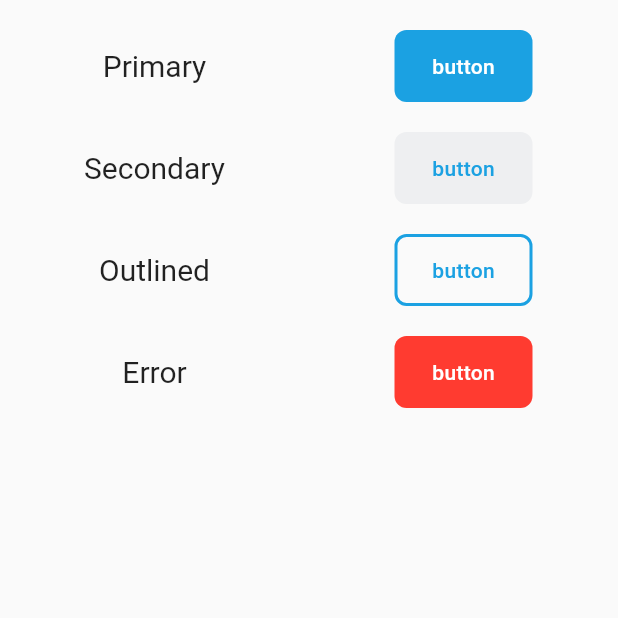
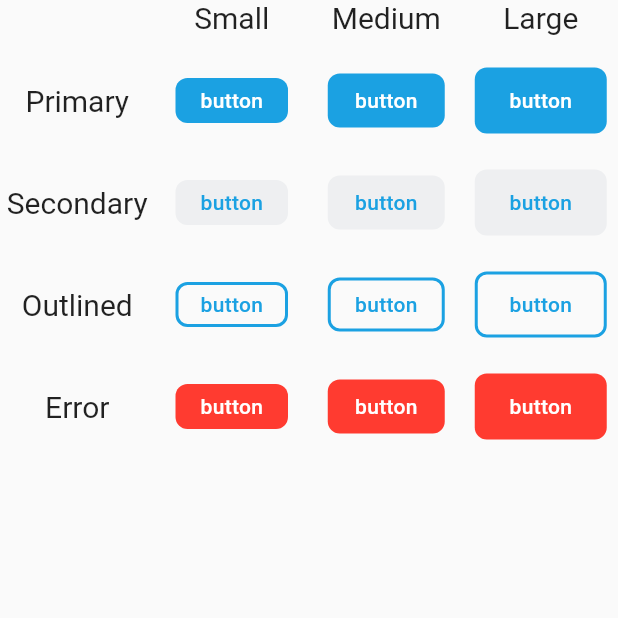
Before and after one commit to san-smith/flutter_buttons_example, a Flutter app: the screen it shows after launch, on a phone screen of 412 x 824 dp, the top half of it. Run offline on Flutter 3.47's test engine with Material 2 defaults, Android fonts, the phone set to English and light mode, and no system bars.

Commit message:
Add buttons scale

```diff
--- a/lib/presentation/home/home_screen.dart
+++ b/lib/presentation/home/home_screen.dart
@@ -1,6 +1,7 @@
 import 'package:flutter/material.dart';
 import 'package:flutter_buttons_example/presentation/home/label.dart';
 import 'package:flutter_buttons_example/presentation/ui/base_button.dart';
+import 'package:flutter_buttons_example/presentation/ui/button_scale.dart';
 import 'package:flutter_buttons_example/presentation/ui/button_type.dart';
 
 class HomeScreen extends StatefulWidget {
@@ -24,6 +25,7 @@ class _HomeScreenState extends State<HomeScreen> {
     return Column(
       crossAxisAlignment: CrossAxisAlignment.stretch,
       children: [
+        _buildTitleRow(),
         SizedBox(height: 20),
         _buildPrimaryRow(),
         SizedBox(height: 20),
@@ -36,11 +38,33 @@ class _HomeScreenState extends State<HomeScreen> {
     );
   }
 
+  Widget _buildTitleRow() {
+    return _buildRow([
+      SizedBox(),
+      Label('Small'),
+      Label('Medium'),
+      Label('Large'),
+    ]);
+  }
+
   Widget _buildPrimaryRow() {
     return _buildRow([
       Label('Primary'),
       BaseButton(
         type: ButtonType.primary,
+        scale: ButtonScale.small,
+        child: _buttonTitle,
+        onPressed: () {},
+      ),
+      BaseButton(
+        type: ButtonType.primary,
+        scale: ButtonScale.medium,
+        child: _buttonTitle,
+        onPressed: () {},
+      ),
+      BaseButton(
+        type: ButtonType.primary,
+        scale: ButtonScale.large,
         child: _buttonTitle,
         onPressed: () {},
       ),
@@ -52,6 +76,19 @@ class _HomeScreenState extends State<HomeScreen> {
       Label('Secondary'),
       BaseButton(
         type: ButtonType.secondary,
+        scale: ButtonScale.small,
+        child: _buttonTitle,
+        onPressed: () {},
+      ),
+      BaseButton(
+        type: ButtonType.secondary,
+        scale: ButtonScale.medium,
+        child: _buttonTitle,
+        onPressed: () {},
+      ),
+      BaseButton(
+        type: ButtonType.secondary,
+        scale: ButtonScale.large,
         child: _buttonTitle,
         onPressed: () {},
       ),
@@ -63,6 +100,19 @@ class _HomeScreenState extends State<HomeScreen> {
       Label('Outlined'),
       BaseButton(
         type: ButtonType.outlined,
+        scale: ButtonScale.small,
+        child: _buttonTitle,
+        onPressed: () {},
+      ),
+      BaseButton(
+        type: ButtonType.outlined,
+        scale: ButtonScale.medium,
+        child: _buttonTitle,
+        onPressed: () {},
+      ),
+      BaseButton(
+        type: ButtonType.outlined,
+        scale: ButtonScale.large,
         child: _buttonTitle,
         onPressed: () {},
       ),
@@ -74,6 +124,19 @@ class _HomeScreenState extends State<HomeScreen> {
       Label('Error'),
       BaseButton(
         type: ButtonType.error,
+        scale: ButtonScale.small,
+        child: _buttonTitle,
+        onPressed: () {},
+      ),
+      BaseButton(
+        type: ButtonType.error,
+        scale: ButtonScale.medium,
+        child: _buttonTitle,
+        onPressed: () {},
+      ),
+      BaseButton(
+        type: ButtonType.error,
+        scale: ButtonScale.large,
         child: _buttonTitle,
         onPressed: () {},
       ),
--- a/lib/presentation/ui/base_button.dart
+++ b/lib/presentation/ui/base_button.dart
@@ -1,5 +1,6 @@
 import 'package:flutter/material.dart';
 
+import 'button_scale.dart';
 import 'button_type.dart';
 import 'theme.dart';
 
@@ -7,17 +8,19 @@ class BaseButton extends StatelessWidget {
   const BaseButton({
     Key? key,
     required this.type,
+    required this.scale,
     this.onPressed,
     required this.child,
   }) : super(key: key);
 
   final ButtonType type;
+  final ButtonScale scale;
   final void Function()? onPressed;
   final Widget child;
 
   @override
   Widget build(BuildContext context) {
-    final defaultStyle = baseButtonStyle.byType(type, blueButtonThemeData);
+    final defaultStyle = baseButtonStyle.byType(type, blueButtonThemeData).byScale(scale);
     return TextButton(
       style: defaultStyle,
       onPressed: onPressed,
--- /dev/null
+++ b/lib/presentation/ui/button_scale.dart
@@ -0,0 +1,19 @@
+import 'package:flutter/material.dart';
+
+enum ButtonScale { small, medium, large }
+
+extension ButtonStyleByScale on ButtonStyle {
+  ButtonStyle byScale(ButtonScale scale) {
+    switch (scale) {
+      case ButtonScale.small:
+        return copyWith(minimumSize: MaterialStateProperty.all(const Size(75, 30)));
+      case ButtonScale.medium:
+        return copyWith(minimumSize: MaterialStateProperty.all(const Size(78, 36)));
+      case ButtonScale.large:
+        return copyWith(
+          minimumSize: MaterialStateProperty.all(const Size(88, 44)),
+          padding: MaterialStateProperty.all(EdgeInsets.symmetric(horizontal: 20)),
+        );
+    }
+  }
+}
--- a/lib/presentation/ui/button_type.dart
+++ b/lib/presentation/ui/button_type.dart
@@ -21,9 +21,9 @@ extension ButtonStyleByType on ButtonStyle {
 
   ButtonStyle _copyWithCustom(CustomButtonStyle style) {
     return copyWith(
-      backgroundColor: MaterialStateProperty.all(style.backgroundColor),
-      foregroundColor: MaterialStateProperty.all(style.foregroundColor),
-      side: MaterialStateProperty.all(style.side),
+      backgroundColor: MaterialStateProperty.resolveWith((states) => states.contains(MaterialState.disabled) ? style.disabledBackgroundColor : style.backgroundColor),
+      foregroundColor: MaterialStateProperty.resolveWith((states) => states.contains(MaterialState.disabled) ? style.disabledForegroundColor : style.foregroundColor),
+      side: MaterialStateProperty.resolveWith((states) => states.contains(MaterialState.disabled) ? style.disabledSide : style.side),
     );
   }
 }
--- a/lib/presentation/ui/custom_button_style.dart
+++ b/lib/presentation/ui/custom_button_style.dart
@@ -4,10 +4,16 @@ class CustomButtonStyle {
   const CustomButtonStyle({
     this.backgroundColor,
     this.foregroundColor,
+    this.disabledBackgroundColor,
+    this.disabledForegroundColor,
     this.side,
+    this.disabledSide,
   });
 
   final Color? backgroundColor;
   final Color? foregroundColor;
+  final Color? disabledBackgroundColor;
+  final Color? disabledForegroundColor;
   final BorderSide? side;
+  final BorderSide? disabledSide;
 }
--- a/lib/presentation/ui/theme.dart
+++ b/lib/presentation/ui/theme.dart
@@ -16,10 +16,14 @@ const blue = Color(0xFF1BA1E2);
 const secondary = Color.fromRGBO(0, 28, 61, 0.05);
 const white = Colors.white;
 const error = Color(0xFFFF3B30);
+const disabledBackground = Color(0xFF979592);
+const disabledForeground = Color(0xFFD1D1D6);
 
 final blueButtonThemeData = CustomButtonThemeData.fromColors(
   primary: blue,
   inverse: white,
   secondary: secondary,
   error: error,
+  disabledBackground: disabledBackground,
+  disabledForeground: disabledForeground,
 );
```
Also changed, not shown: lib/presentation/ui/custom_button_theme_data.dart (+13 -0 lines).
